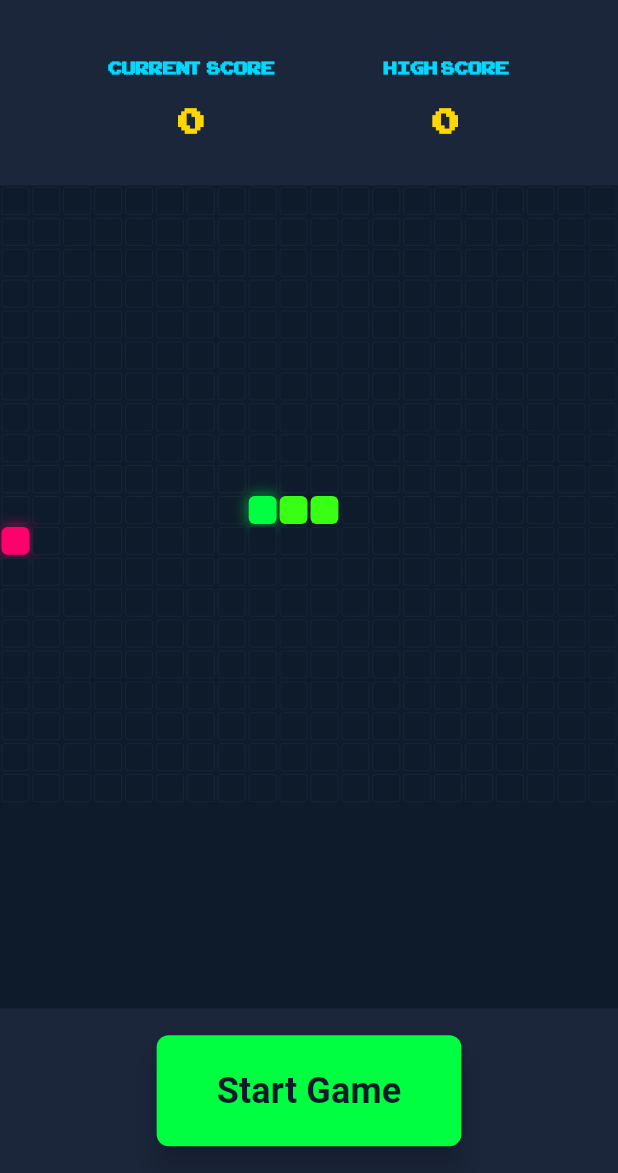
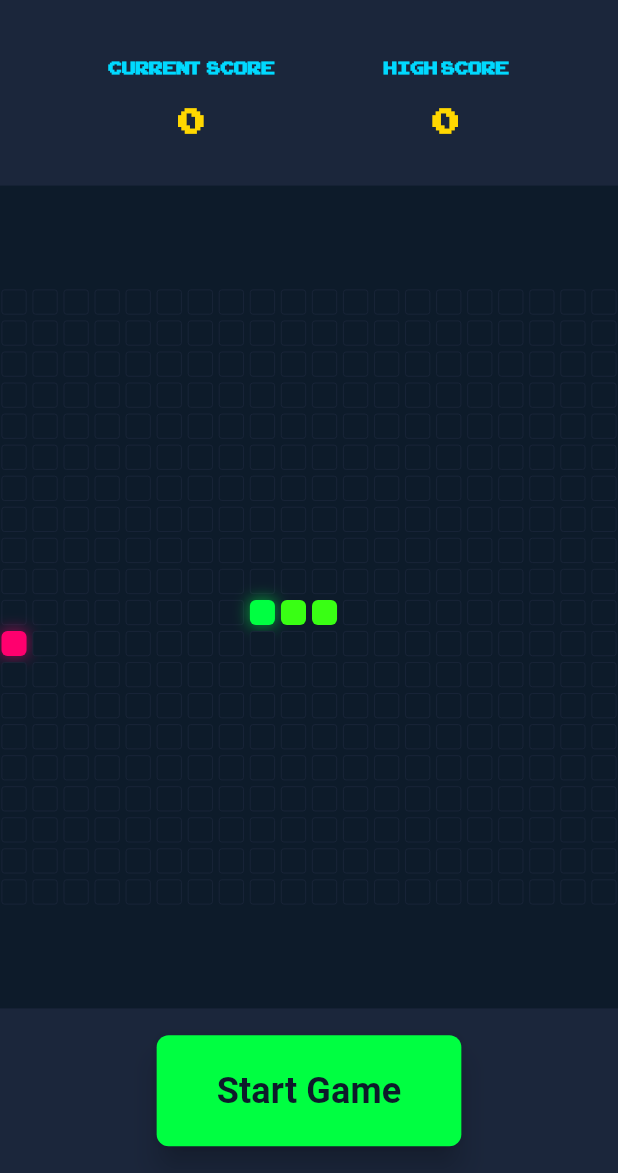
Before and after one commit to maxwelldinsmore/flutter_snake_game, a Flutter app: the SnakeGame screen opened directly, on a phone screen of 412 x 824 dp, the part 63-1236 px from its top. Run offline on Flutter 3.47's test engine with Material 3 defaults, Android fonts, the phone set to English and light mode, and no system bars; our stand-ins replace cloud_firestore, firebase_core, flutter_svg; accounts and stored records are empty.

Commit message:
Make game grid responsive to screen width and length, maintaining square shape.

```diff
--- a/lib/snake_game.dart
+++ b/lib/snake_game.dart
@@ -113,17 +113,17 @@ class _SnakeGameState extends State<SnakeGame> {
     }
   }
 
-  // @override
-  // void dispose() {
-  //   // Remove listener to avoid memory leaks.
-  //   if (_appProvider != null && _appListener != null) {
-  //     _appProvider!.removeListener(_appListener!);
-  //   }
+  @override
+  void dispose() {
+    // Remove listener to avoid memory leaks.
+    if (_appProvider != null && _appListener != null) {
+      _appProvider!.removeListener(_appListener!);
+    }
   //   // Dispose audio players
   //   _musicPlayer.dispose();
   //   _soundPlayer.dispose();
-  //   super.dispose();
-  // }
+    super.dispose();
+  }
 
   // // Initialize audio players and start background music
   // Future<void> _initializeAudio() async {
@@ -696,6 +696,17 @@ class _SnakeGameState extends State<SnakeGame> {
               // Game area in the middle
               Expanded(
                 flex: 5,
+                child: LayoutBuilder(
+                  builder: (context, constraints) {
+                    //calculate tile height and width based on available space
+                    final tileWidth = constraints.maxWidth / gridCols;
+                    final tileHeight = constraints.maxHeight / gridRows;
+                    final tileSize = tileWidth < tileHeight ? tileWidth : tileHeight;
+
+                    return Center(
+                      child: SizedBox(
+                        width: tileSize * gridCols,
+                        height: tileSize * gridRows,
                         child: GestureDetector(
                           onVerticalDragUpdate: (details) {
                             if (direction != Direction.up && details.delta.dy > 0) {
@@ -716,6 +727,9 @@ class _SnakeGameState extends State<SnakeGame> {
                             itemCount: totalSquares,
                             gridDelegate: SliverGridDelegateWithFixedCrossAxisCount(
                               crossAxisCount: gridCols,
+                              mainAxisSpacing: 2,
+                              crossAxisSpacing: 2,
+                              childAspectRatio: 1,
                             ),
                             itemBuilder: (context, index) {
                               // Snake head
@@ -778,6 +792,10 @@ class _SnakeGameState extends State<SnakeGame> {
                               }
                             },
                           ),
+                        )
+                      )
+                    );
+                  },
                 ),
               ),
               // Control buttons at the bottom
```
Lines whose indentation alone changed are shown as unchanged.
